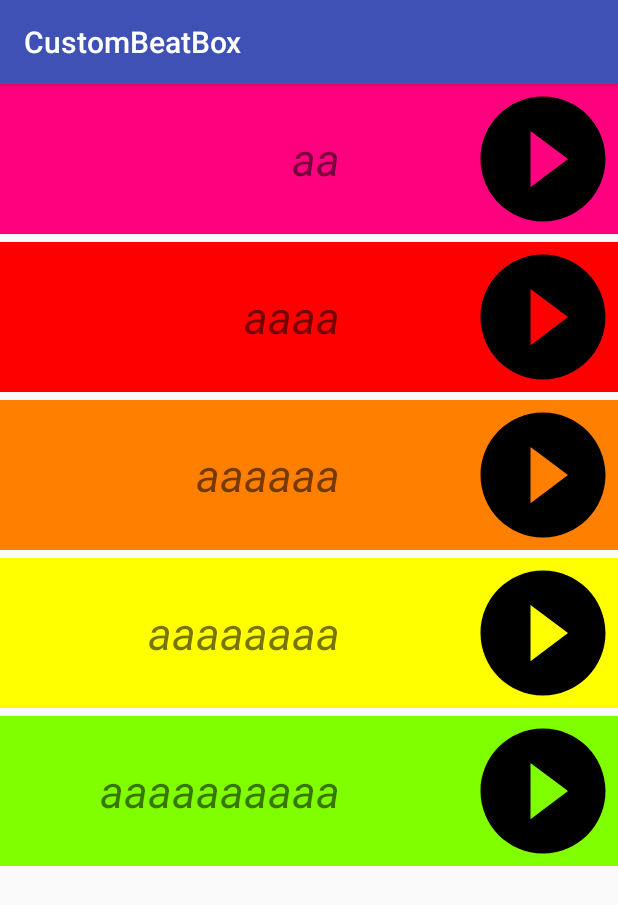
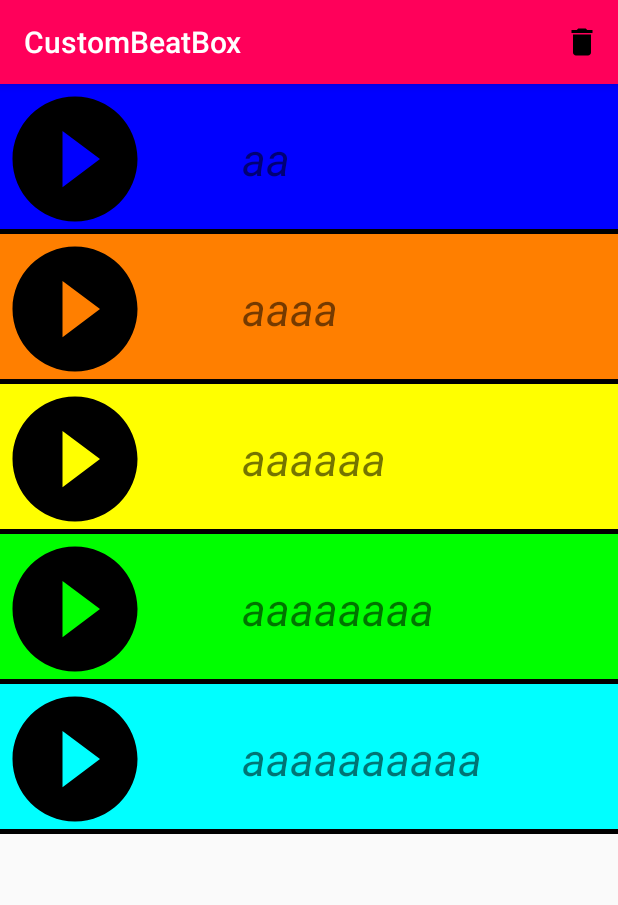
Before and after one commit to JSuupaSellers/PersonalBeatBox, an Android app: the screen it shows after launch (MainActivity), on a phone screen of 412 x 824 dp. Shown: the top 905 px of the screen. Run offline under Robolectric (Android 15) with nearby library versions, the phone set to English and light mode, and no system bars.

Commit message:
Introduced delete option + Fixed support bug

```diff
--- a/app/src/main/java/com/jumpingbeanapps/android/custombeatbox/CustomBeatBoxFragment.java
+++ b/app/src/main/java/com/jumpingbeanapps/android/custombeatbox/CustomBeatBoxFragment.java
@@ -3,10 +3,12 @@ package com.jumpingbeanapps.android.custombeatbox;
 import android.os.Bundle;
 import android.support.annotation.Nullable;
 import android.support.v4.app.Fragment;
-import android.support.v4.app.FragmentManager;
 import android.support.v7.widget.LinearLayoutManager;
 import android.support.v7.widget.RecyclerView;
 import android.view.LayoutInflater;
+import android.view.Menu;
+import android.view.MenuInflater;
+import android.view.MenuItem;
 import android.view.View;
 import android.view.ViewGroup;
 
@@ -17,6 +19,7 @@ public class CustomBeatBoxFragment extends Fragment {
 
     private BeatBox beatBox;
 
+    private RecyclerView rv;
     private SoundAdapter soundAdapter;
 
     public static CustomBeatBoxFragment newInstance(){
@@ -52,16 +55,40 @@ public class CustomBeatBoxFragment extends Fragment {
         }
         //</Test code>
 
-        RecyclerView rv = (RecyclerView) root.findViewById(R.id.recycler_view_custom_beatbox);
+        rv = (RecyclerView) root.findViewById(R.id.recycler_view_custom_beatbox);
         rv.setLayoutManager(new LinearLayoutManager(getContext()));
 
         final int[] colors = getContext().getResources().getIntArray(R.array.colors);
-        FragmentManager fm = getFragmentManager();
-        soundAdapter = new SoundAdapter(beatBox.getSounds(), colors, getActivity());
+        soundAdapter = new SoundAdapter(beatBox.getSounds(), colors, getFragmentManager());
         rv.setAdapter(soundAdapter);
 
         return root;
     }
 
+    @Override
+    public void onCreateOptionsMenu(Menu menu, MenuInflater inflater) {
+        inflater.inflate(R.menu.menu_custombeatbox, menu);
+    }
+
+    @Override
+    public boolean onOptionsItemSelected(MenuItem item) {
+        switch(item.getItemId()){
+
+            case R.id.delete_menu_item:
+
+                //Update SoundHolder checkbox visibility
+                for(SoundAdapter.SoundHolder holder:
+                        soundAdapter.getSoundHolders()){
+                    holder.setDeleteBoxVisible(true);
+                }
+                soundAdapter.notifyDataSetChanged();
+                getActivity().invalidateOptionsMenu();
+
+                return true;
+
+            default:
+                return super.onOptionsItemSelected(item);
+        }
+    }
 
 }
--- a/app/src/main/java/com/jumpingbeanapps/android/custombeatbox/SoundAdapter.java
+++ b/app/src/main/java/com/jumpingbeanapps/android/custombeatbox/SoundAdapter.java
@@ -1,17 +1,17 @@
 package com.jumpingbeanapps.android.custombeatbox;
 
-import android.app.Activity;
-import android.app.FragmentManager;
-import android.content.Context;
-import android.app.DialogFragment;
-import android.support.v4.app.FragmentActivity;
+import android.support.v4.app.DialogFragment;
+import android.support.v4.app.FragmentManager;
 import android.support.v7.widget.RecyclerView;
 import android.view.LayoutInflater;
 import android.view.View;
 import android.view.ViewGroup;
+import android.widget.CheckBox;
+import android.widget.CompoundButton;
 import android.widget.ImageButton;
 import android.widget.TextView;
 
+import java.util.ArrayList;
 import java.util.List;
 
 class SoundAdapter extends RecyclerView.Adapter<SoundAdapter.SoundHolder> {
@@ -20,24 +20,30 @@ class SoundAdapter extends RecyclerView.Adapter<SoundAdapter.SoundHolder> {
 
     private List<Sound> sounds;
     private int[] colors;
-    private Context context;
+    private FragmentManager fm;
+
+    private List<SoundHolder> soundHolders;
 
     //Color index
     private int currentCIndex;
 
-    SoundAdapter(List<Sound> sounds, int[] colors, Activity context){
+    SoundAdapter(List<Sound> sounds, int[] colors, FragmentManager fm){
         this.sounds = sounds;
         this.colors = colors;
-        this.context = context;
+        this.fm = fm;
+        soundHolders = new ArrayList<>();
 
     }
 
      class SoundHolder extends RecyclerView.ViewHolder {
 
+        private boolean isOnDelete;
+
         private Sound sound;
 
         private ImageButton playSound;
         private TextView name;
+        private CheckBox deleteBox;
 
         SoundHolder(View itemView) {
             super(itemView);
@@ -52,14 +58,21 @@ class SoundAdapter extends RecyclerView.Adapter<SoundAdapter.SoundHolder> {
             playSound.setOnLongClickListener(new View.OnLongClickListener(){
                 @Override
                 public boolean onLongClick(View view){
-                    FragmentManager fm =((Activity)context).getFragmentManager();
                     DialogFragment dialogFragment = SoundDialogFragment.newInstance();
-                    dialogFragment.show(fm,"dialog");
+                    dialogFragment.show(fm, TAG);
                     return true;
                 }
             });
 
             name = (TextView) itemView.findViewById(R.id.textview_sound_name);
+
+            deleteBox = (CheckBox) itemView.findViewById(R.id.checkbox_delete_or_not);
+            deleteBox.setOnCheckedChangeListener(new CompoundButton.OnCheckedChangeListener() {
+                @Override
+                public void onCheckedChanged(CompoundButton compoundButton, boolean b) {
+                    isOnDelete = b;
+                }
+            });
 
         }
 
@@ -67,6 +80,11 @@ class SoundAdapter extends RecyclerView.Adapter<SoundAdapter.SoundHolder> {
             this.sound = sound;
             itemView.setBackgroundColor(color);
             name.setText(sound.getName());
+        }
+
+        void setDeleteBoxVisible(boolean isVisible){
+            int visibility = isVisible ? View.VISIBLE : View.GONE;
+            deleteBox.setVisibility(visibility);
         }
 
     }
@@ -85,6 +103,16 @@ class SoundAdapter extends RecyclerView.Adapter<SoundAdapter.SoundHolder> {
             currentCIndex = 0;
         }
         final int color = colors[currentCIndex];
+
+        //Making sure that the references to all SoundHolders are up-to-date
+        if(soundHolders.size() - 1 >= position){
+
+            if(soundHolders.get(position) != null){
+                soundHolders.remove(position);
+            }
+        }
+
+        soundHolders.add(position, holder);
         holder.bind(sounds.get(position), color);
         currentCIndex++;
     }
@@ -93,4 +121,8 @@ class SoundAdapter extends RecyclerView.Adapter<SoundAdapter.SoundHolder> {
     public int getItemCount() {
         return sounds.size();
     }
+
+    List<SoundHolder> getSoundHolders() {
+        return soundHolders;
+    }
 }
--- a/app/src/main/java/com/jumpingbeanapps/android/custombeatbox/SoundDialogFragment.java
+++ b/app/src/main/java/com/jumpingbeanapps/android/custombeatbox/SoundDialogFragment.java
@@ -3,32 +3,29 @@ package com.jumpingbeanapps.android.custombeatbox;
 import android.app.Dialog;
 import android.content.DialogInterface;
 import android.os.Bundle;
-import android.app.DialogFragment;
+import android.support.annotation.NonNull;
+import android.support.v4.app.DialogFragment;
 import android.support.v7.app.AlertDialog;
 import android.view.LayoutInflater;
 import android.view.View;
 import android.view.ViewGroup;
-
-
-/**
- * Created by Meg on 1/13/17.
- */
 
 public class SoundDialogFragment extends DialogFragment {
 
     public static SoundDialogFragment newInstance(){
         return new SoundDialogFragment();
     }
+
     //TODO: Inner Detail View for Selecting a sound to add.
     public View onCreateView(LayoutInflater inflater, ViewGroup container,
                              Bundle savedInstanceState){
-        View root = inflater.inflate(R.layout.fragment_sound_dialog, container, false);
-        return root;
+        return inflater.inflate(R.layout.fragment_sound_dialog, container, false);
     }
 
+    @NonNull
     @Override
-    public Dialog onCreateDialog(Bundle savedInstanceState){
-        AlertDialog.Builder builder = new AlertDialog.Builder(getActivity());
+    public Dialog onCreateDialog(Bundle savedInstanceState) {
+        AlertDialog.Builder builder = new AlertDialog.Builder(getContext());
         builder.setView(R.layout.fragment_sound_dialog);
         builder.setTitle("Pick A Sound...");
         builder.setPositiveButton("Save", new DialogInterface.OnClickListener(){
--- /dev/null
+++ b/app/src/main/res/drawable/ic_delete_black_24dp.xml
@@ -0,0 +1,9 @@
+<vector xmlns:android="http://schemas.android.com/apk/res/android"
+        android:width="24dp"
+        android:height="24dp"
+        android:viewportWidth="24.0"
+        android:viewportHeight="24.0">
+    <path
+        android:fillColor="#FF000000"
+        android:pathData="M6,19c0,1.1 0.9,2 2,2h8c1.1,0 2,-0.9 2,-2V7H6v12zM19,4h-3.5l-1,-1h-5l-1,1H5v2h14V4z"/>
+</vector>
--- a/app/src/main/res/layout/soundholder_detail_view.xml
+++ b/app/src/main/res/layout/soundholder_detail_view.xml
@@ -1,8 +1,25 @@
 <?xml version="1.0" encoding="utf-8"?>
 <RelativeLayout xmlns:android="http://schemas.android.com/apk/res/android"
     android:layout_width="match_parent"
-    android:layout_height="wrap_content"
-    android:layout_marginBottom="5dp">
+    android:layout_height="wrap_content">
+
+    <View
+        android:layout_width="match_parent"
+        android:layout_height="3dp"
+        android:layout_alignBottom="@+id/imageButton_play_sound"
+        android:layout_alignParentLeft="true"
+        android:layout_alignParentStart="true"
+        android:background="@color/black"
+        android:id="@+id/view" />
+
+    <ImageButton
+        android:background="@drawable/ic_play_circle_filled_black_24dp"
+        android:layout_width="100dp"
+        android:layout_height="100dp"
+        android:id="@+id/imageButton_play_sound"
+        android:layout_alignParentTop="true"
+        android:layout_alignParentLeft="true"
+        android:layout_alignParentStart="true" />
 
     <TextView
         android:id="@+id/textview_sound_name"
@@ -10,20 +27,21 @@
         android:textStyle="italic"
         android:layout_width="wrap_content"
         android:layout_height="wrap_content"
-        android:layout_marginRight="85dp"
-        android:layout_marginEnd="85dp"
+        android:layout_marginLeft="61dp"
+        android:layout_marginStart="61dp"
         android:layout_centerVertical="true"
-        android:layout_toLeftOf="@+id/imageButton_play_sound"
-        android:layout_toStartOf="@+id/imageButton_play_sound" />
+        android:layout_toRightOf="@+id/imageButton_play_sound"
+        android:layout_toEndOf="@+id/imageButton_play_sound" />
 
-    <ImageButton
-        android:background="@drawable/ic_play_circle_filled_black_24dp"
-        android:layout_width="100dp"
-        android:layout_height="100dp"
-        android:id="@+id/imageButton_play_sound"
-        android:layout_alignParentTop="true"
+    <CheckBox
+        android:id="@+id/checkbox_delete_or_not"
+        android:visibility="gone"
+        android:layout_width="wrap_content"
+        android:layout_height="wrap_content"
+        android:layout_marginRight="13dp"
+        android:layout_marginEnd="13dp"
+        android:layout_centerVertical="true"
         android:layout_alignParentRight="true"
         android:layout_alignParentEnd="true" />
 
-
 </RelativeLayout>
--- /dev/null
+++ b/app/src/main/res/menu/menu_custombeatbox.xml
@@ -0,0 +1,12 @@
+<?xml version="1.0" encoding="utf-8"?>
+<menu xmlns:android="http://schemas.android.com/apk/res/android"
+    xmlns:app="http://schemas.android.com/apk/res-auto">
+
+    <item
+        android:id="@+id/delete_menu_item"
+        android:title="@string/delete_menu_item"
+        android:icon="@drawable/ic_delete_black_24dp"
+        app:showAsAction="ifRoom|withText">
+    </item>
+
+</menu>
--- a/app/src/main/res/values/colors.xml
+++ b/app/src/main/res/values/colors.xml
@@ -1,33 +1,35 @@
 <?xml version="1.0" encoding="utf-8"?>
 <resources>
-    <color name="colorPrimary">#3F51B5</color>
-    <color name="colorPrimaryDark">#303F9F</color>
+    <color name="colorPrimary">@color/dark_pink</color>
+    <color name="colorPrimaryDark">@color/dark_pink</color>
     <color name="colorAccent">#FF4081</color>
 
+    <color name="black">#000000</color>
+    <color name="dark_pink">#FF005A</color>
     <color name="bright_pink">#FF007F</color>
-    <color name="red">#FF0000</color>
+
+    <color name="blue">#0000FF</color>
     <color name="orange">#FF7F00</color>
     <color name="yellow">#FFFF00</color>
-    <color name="chartreuse">#7FFF00</color>
     <color name="green">#00FF00</color>
-    <color name="spring_green">#00FF7F</color>
     <color name="cyan">#00FFFF</color>
     <color name="azure">#007FFF</color>
-    <color name="blue">#0000FF</color>
+    <color name="chartreuse">#7FFF00</color>
+    <color name="red">#FF0000</color>
+    <color name="spring_green">#00FF7F</color>
     <color name="violet">#7F00FF</color>
     <color name="magenta">#FF00FF</color>
 
     <array name="colors">
-        <item>@color/bright_pink</item>
-        <item>@color/red</item>
+        <item>@color/blue</item>
         <item>@color/orange</item>
         <item>@color/yellow</item>
-        <item>@color/chartreuse</item>
         <item>@color/green</item>
-        <item>@color/spring_green</item>
         <item>@color/cyan</item>
         <item>@color/azure</item>
-        <item>@color/blue</item>
+        <item>@color/chartreuse</item>
+        <item>@color/red</item>
+        <item>@color/spring_green</item>
         <item>@color/violet</item>
         <item>@color/magenta</item>
     </array>
--- a/app/src/main/res/values/strings.xml
+++ b/app/src/main/res/values/strings.xml
@@ -3,4 +3,5 @@
     <string name="sound_dialog_title">Pick A Sound...</string>
     <string name="sound_dialog_dismiss">Dismiss</string>
     <string name="sound_dialog_save">Save</string>
+    <string name="delete_menu_item">Delete</string>
 </resources>
```
